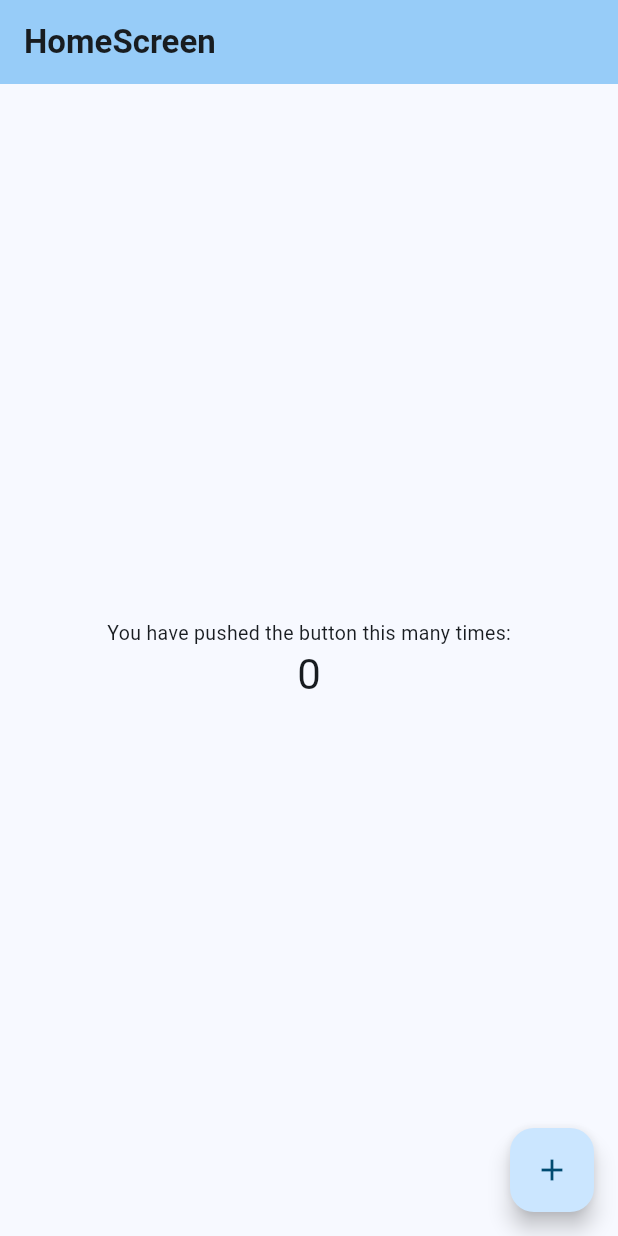
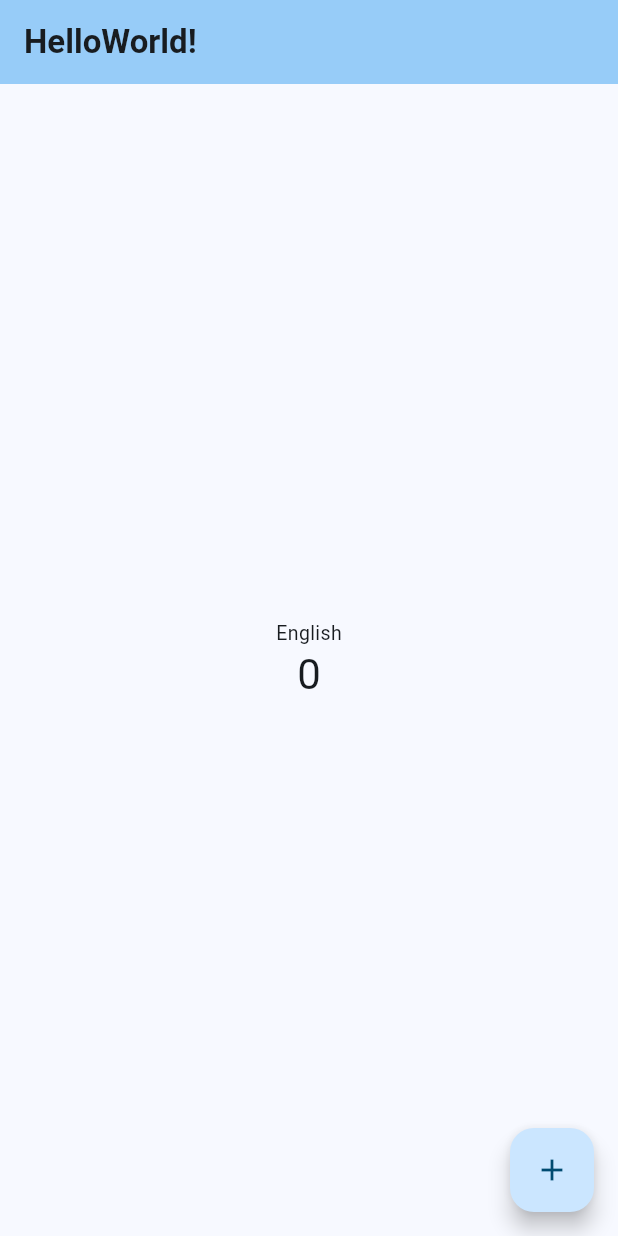
Before and after one commit to KamilMicota42/flutter_default_project, a Flutter app: the screen it shows after launch, on a phone screen of 412 x 824 dp. Run offline on Flutter 3.47's test engine with Material 3 defaults, Android fonts, the phone set to English and light mode, and no system bars; our stand-ins replace auto_route, dio, flutter_secure_storage, freezed_annotation, get_it, injectable and 2 more; generated files the repository leaves out were written again; Roboto replaces fonts that are missing (TitilliumWeb).

Commit message:
[GS-552] Dodanie lokalizacji

```diff
--- /dev/null
+++ b/l10n.yaml
@@ -0,0 +1,3 @@
+arb-dir: lib/l10n
+template-arb-file: app_en.arb
+output-localization-file: app_localizations.dart
--- /dev/null
+++ b/lib/l10n/app_en.arb
@@ -0,0 +1,5 @@
+{
+    "language": "English",
+    "helloWorld": "HelloWorld!",
+    "increment": "Increment"
+}
--- /dev/null
+++ b/lib/l10n/app_pl.arb
@@ -0,0 +1,5 @@
+{
+    "language": "Polski",
+    "helloWorld": "Witaj!",
+    "increment": "Inkrementuj"
+}
--- /dev/null
+++ b/lib/l10n/l10n.dart
@@ -0,0 +1,8 @@
+import 'package:flutter/material.dart';
+
+class L10n {
+  static final all = [
+    const Locale('en'),
+    const Locale('pl'),
+  ];
+}
--- a/lib/main.dart
+++ b/lib/main.dart
@@ -1,6 +1,9 @@
 import 'package:flutter/material.dart';
+import 'package:flutter_default_project/l10n/l10n.dart';
 import 'package:flutter_default_project/settings/routes/app_router.dart';
 import 'package:flutter_default_project/utils/global/default_theme.dart';
+import 'package:flutter_localizations/flutter_localizations.dart';
+import 'package:flutter_gen/gen_l10n/app_localizations.dart';
 import 'package:injectable/injectable.dart';
 
 import 'services/secure_storage_service.dart';
@@ -26,6 +29,14 @@
       routerDelegate: appRouter.delegate(),
       routeInformationParser: appRouter.defaultRouteParser(),
       scaffoldMessengerKey: snackbarKey,
+      supportedLocales: L10n.all,
+      locale: const Locale('en'),
+      localizationsDelegates: const [
+        AppLocalizations.delegate,
+        GlobalMaterialLocalizations.delegate,
+        GlobalWidgetsLocalizations.delegate,
+        GlobalCupertinoLocalizations.delegate,
+      ],
     );
   }
 }
--- a/lib/views/home/home_screen.dart
+++ b/lib/views/home/home_screen.dart
@@ -1,5 +1,6 @@
 import 'package:auto_route/auto_route.dart';
 import 'package:flutter/material.dart';
+import 'package:flutter_gen/gen_l10n/app_localizations.dart';
 
 @RoutePage()
 class HomeScreen extends StatefulWidget {
@@ -23,14 +24,14 @@
     return Scaffold(
       appBar: AppBar(
         backgroundColor: Theme.of(context).colorScheme.inversePrimary,
-        title: const Text("HomeScreen"),
+        title: Text(AppLocalizations.of(context)!.helloWorld),
       ),
       body: Center(
         child: Column(
           mainAxisAlignment: MainAxisAlignment.center,
           children: <Widget>[
-            const Text(
-              'You have pushed the button this many times:',
+            Text(
+              AppLocalizations.of(context)!.language,
             ),
             Text(
               '$_counter',
@@ -41,7 +42,7 @@
       ),
       floatingActionButton: FloatingActionButton(
         onPressed: _incrementCounter,
-        tooltip: 'Increment',
+        tooltip: AppLocalizations.of(context)!.increment,
         child: const Icon(Icons.add),
       ),
     );
--- a/pubspec.yaml
+++ b/pubspec.yaml
@@ -8,6 +8,8 @@
 
 dependencies:
   flutter:
+    sdk: flutter
+  flutter_localizations:
     sdk: flutter
   cupertino_icons: ^1.0.6
   freezed_annotation: ^2.4.1
@@ -39,6 +41,7 @@
   auto_route_generator: ^7.3.1
 
 flutter:
+  generate: true
   uses-material-design: true
   assets:
     - lib/assets/
```
Also changed, not shown: pubspec.lock, 2 other files.
